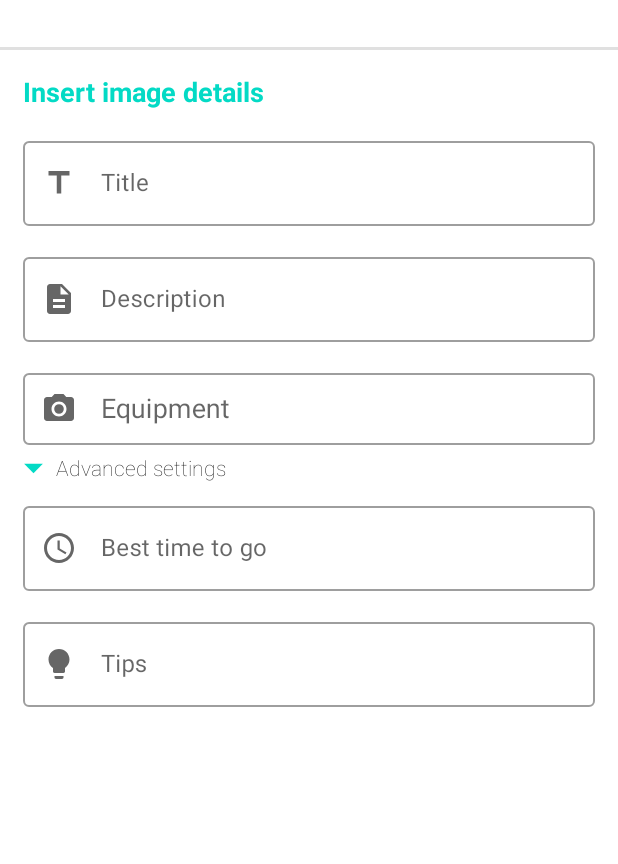
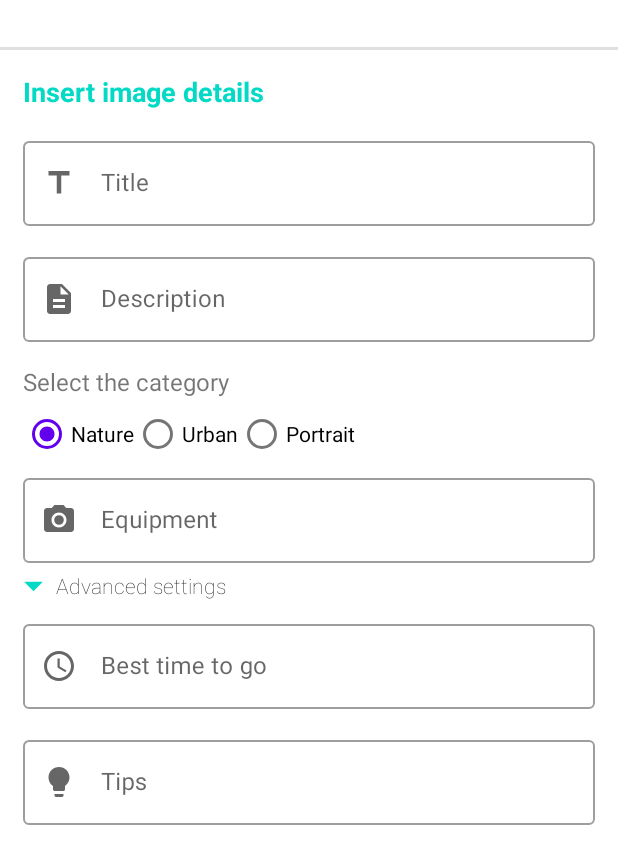
Before and after one commit to JACKLME96/Protography, an Android app: the fragment AddImageDetailsFragment placed in its activity, on a phone screen of 412 x 824 dp. Shown: the top 864 px of the screen. Run offline under Robolectric (Android 15) with nearby library versions, the phone set to English and light mode, and no system bars; our stand-ins replace Firebase (no records; nobody signed in at launch, a user with empty details on screens opened directly); libraries missing offline, so code that uses them is left out: com.stepstone.stepper; plain views replace StepperLayout; 2 statements that could not run were skipped.

Commit message:
Aggiunte le categorie Nature/Urban/Portrait

```diff
--- a/app/src/main/java/com/example/protography/ui/Fragments/ProfileFragment.java
+++ b/app/src/main/java/com/example/protography/ui/Fragments/ProfileFragment.java
@@ -59,11 +59,9 @@ public class ProfileFragment extends Fragment {
                 // Cerco i dati dall'utente loggato
                 for (DataSnapshot dataSnapshot : snapshot.getChildren()) {
                     User u = dataSnapshot.getValue(User.class);
-                    Log.d(TAG, u.email);
                     if (u.email.equals(auth.getCurrentUser().getEmail())) {
                         userAttuale = u.fullName;
                         binding.textViewUsername.setText(userAttuale);
-                        Log.d(TAG, "Trovato: " + userAttuale);
                     }
                 }
             }
@@ -74,8 +72,6 @@ public class ProfileFragment extends Fragment {
             }
         });
 
-        Log.d(TAG, "User: " + userAttuale);
-        binding.textViewUsername.setText(userAttuale);
 
         mTabLayout = binding.tabLayout;
         // Si aggiungono i tab con il loro titolo che viene mostrato
--- a/app/src/main/res/layout/activity_image.xml
+++ b/app/src/main/res/layout/activity_image.xml
@@ -122,6 +122,7 @@
                     android:layout_height="wrap_content"
                     android:layout_marginBottom="8dp">
                     <com.google.android.material.chip.Chip
+                        android:id="@+id/chipNature"
                         android:layout_width="wrap_content"
                         style="@style/Widget.MaterialComponents.Chip.Choice"
                         android:layout_height="wrap_content"
@@ -131,7 +132,7 @@
                         android:text="@string/nature"
                         android:textSize="15sp"/>
                     <com.google.android.material.chip.Chip
-                        android:checked="true"
+                        android:id="@+id/chipUrban"
                         style="@style/Widget.MaterialComponents.Chip.Choice"
                         android:clickable="false"
                         android:layout_width="wrap_content"
@@ -142,6 +143,7 @@
                         android:textSize="15sp"/>
 
                     <com.google.android.material.chip.Chip
+                        android:id="@+id/chipPortrait"
                         android:layout_width="wrap_content"
                         android:clickable="false"
                         style="@style/Widget.MaterialComponents.Chip.Choice"
--- a/app/src/main/res/layout/fragment_add_image_details.xml
+++ b/app/src/main/res/layout/fragment_add_image_details.xml
@@ -42,7 +42,7 @@
                 android:layout_width="wrap_content"
                 android:layout_height="wrap_content"
                 android:textColor="?attr/colorPrimary"
-                android:text="Insert image details"
+                android:text="@string/insert_image_details"
                 android:textStyle="bold"
                 android:textSize="18sp"/>
 
@@ -50,7 +50,7 @@
                 android:layout_width="match_parent"
                 android:layout_height="wrap_content"
                 app:endIconMode="clear_text"
-                android:hint="Title"
+                android:hint="@string/title"
                 app:startIconDrawable="@drawable/ic_baseline_title_24"
                 style="@style/Widget.MaterialComponents.TextInputLayout.OutlinedBox"
                 android:layout_marginBottom="15dp">
@@ -65,7 +65,7 @@
                 android:layout_width="match_parent"
                 android:layout_height="wrap_content"
                 app:endIconMode="clear_text"
-                android:hint="Description"
+                android:hint="@string/description"
                 app:startIconDrawable="@drawable/ic_baseline_description_24"
                 style="@style/Widget.MaterialComponents.TextInputLayout.OutlinedBox"
                 android:layout_marginBottom="15dp">
@@ -75,6 +75,42 @@
                     android:layout_width="match_parent"
                     android:layout_height="wrap_content"/>
             </com.google.android.material.textfield.TextInputLayout>
+
+
+            <TextView
+                android:layout_width="match_parent"
+                android:layout_height="wrap_content"
+                android:text="@string/select_the_category"
+                android:textSize="16sp"/>
+
+
+            <RadioGroup
+                android:id="@+id/category"
+                android:layout_width="match_parent"
+                android:layout_height="match_parent"
+                android:checkedButton="@id/radioButtonNature"
+                android:orientation="horizontal">
+
+                <RadioButton
+                    android:id="@+id/radioButtonNature"
+                    android:layout_width="wrap_content"
+                    android:layout_height="wrap_content"
+                    android:text="@string/nature" />
+
+                <RadioButton
+                    android:id="@+id/radioButtonUrban"
+                    android:layout_width="wrap_content"
+                    android:layout_height="wrap_content"
+                    android:text="@string/urban" />
+
+                <RadioButton
+                    android:id="@+id/radioButtonPortrait"
+                    android:layout_width="wrap_content"
+                    android:layout_height="wrap_content"
+                    android:layout_marginEnd="8dp"
+                    android:layout_marginRight="8dp"
+                    android:text="@string/portrait" />
+            </RadioGroup>
 
 
             <androidx.cardview.widget.CardView
@@ -93,11 +129,11 @@
                         style="@style/Widget.MaterialComponents.TextInputLayout.OutlinedBox"
                         android:layout_width="match_parent"
                         android:layout_height="wrap_content"
-                        android:hint="Equipment"
+                        android:hint="@string/equipment"
                         app:startIconDrawable="@drawable/ic_baseline_camera_alt_24"
                         app:endIconMode="clear_text">
 
-                        <AutoCompleteTextView
+                        <com.google.android.material.textfield.TextInputEditText
                             android:id="@+id/equipment"
                             android:layout_width="match_parent"
                             android:layout_height="wrap_content"
@@ -125,7 +161,7 @@
                             android:textColor="?attr/colorOnBackground"
                             android:layout_centerVertical="true"
                             android:fontFamily="sans-serif-thin"
-                            android:text="Advanced settings"/>
+                            android:text="@string/advanced_settings"/>
                     </RelativeLayout>
 
                     <LinearLayout
@@ -141,7 +177,7 @@
                             android:layout_marginLeft="-8dp"
                             android:layout_marginStart="-8dp"
                             android:layout_height="wrap_content"
-                            android:hint="ISO"
+                            android:hint="@string/iso"
                             style="@style/Widget.MaterialComponents.TextInputLayout.OutlinedBox">
                             <com.google.android.material.textfield.TextInputEditText
                                 android:id="@+id/iso"
@@ -158,7 +194,7 @@
                             android:layout_marginLeft="-8dp"
                             android:layout_marginStart="-8dp"
                             android:layout_height="wrap_content"
-                            android:hint="Shutter Speed"
+                            android:hint="@string/shutter_speed"
                             style="@style/Widget.MaterialComponents.TextInputLayout.OutlinedBox">
                             <com.google.android.material.textfield.TextInputEditText
                                 android:id="@+id/shutterSpeed"
@@ -176,7 +212,7 @@
                             android:layout_marginStart="-10dp"
                             android:layout_height="wrap_content"
                             app:prefixText="f/"
-                            android:hint="Aperture"
+                            android:hint="@string/aperture"
                             style="@style/Widget.MaterialComponents.TextInputLayout.OutlinedBox">
                             <com.google.android.material.textfield.TextInputEditText
                                 android:id="@+id/aperture"
@@ -193,7 +229,7 @@
                 android:layout_width="match_parent"
                 android:layout_height="wrap_content"
                 app:endIconMode="clear_text"
-                android:hint="Best time to go"
+                android:hint="@string/best_time_to_go"
                 app:startIconDrawable="@drawable/ic_baseline_access_time_24"
                 style="@style/Widget.MaterialComponents.TextInputLayout.OutlinedBox"
                 android:layout_marginBottom="15dp">
@@ -208,7 +244,7 @@
                 android:layout_width="match_parent"
                 android:layout_height="wrap_content"
                 app:endIconMode="clear_text"
-                android:hint="Tips"
+                android:hint="@string/tips"
                 app:startIconDrawable="@drawable/ic_baseline_lightbulb_24"
                 style="@style/Widget.MaterialComponents.TextInputLayout.OutlinedBox"
                 android:layout_marginBottom="15dp">
--- a/app/src/main/res/layout/fragment_profile.xml
+++ b/app/src/main/res/layout/fragment_profile.xml
@@ -14,7 +14,7 @@
         android:layout_width="wrap_content"
         android:layout_height="wrap_content"
         app:srcCompat="@drawable/ic_baseline_person_24"
-        android:contentDescription="@string/descrizione_immagine"
+        android:contentDescription="@string/image_description"
         android:layout_gravity="center"/>
 
     <TextView
--- a/app/src/main/res/values/strings.xml
+++ b/app/src/main/res/values/strings.xml
@@ -6,7 +6,7 @@
     <string name="take_photo">Camera</string>
     <string name="select_photo">Gallery</string>
     <string name="choose_method">Select a photo or take one</string>
-    <string name="descrizione_immagine">Profile image</string>
+    <string name="image_description">Profile image</string>
     <string name="tab_upload">Uploads</string>
     <string name="tab_bookmarks">Bookmarks</string>
     <string name="saves_nr" translatable="false">Saves nr.</string>
@@ -18,4 +18,12 @@
     <string name="best_time_to_go">Best time to go</string>
     <string name="tips">Tips</string>
     <string name="errorMaps">Impossible to show directions</string>
+    <string name="insert_image_details">Insert image details</string>
+    <string name="title">Title</string>
+    <string name="description">Description</string>
+    <string name="advanced_settings">Advanced settings</string>
+    <string name="iso" translatable="false">ISO</string>
+    <string name="shutter_speed">Shutter Speed</string>
+    <string name="aperture">Aperture</string>
+    <string name="select_the_category">Select the category</string>
 </resources>
```
Also changed, not shown: app/src/main/java/com/example/protography/ui/Fragments/AddImageDetailsFragment.java (+10 -1 lines), app/src/main/java/com/example/protography/ui/ImageActivity.java (+9 -0 lines), app/src/main/java/com/example/protography/ui/Models/Image.java (+11 -1 lines), 1 other file.
